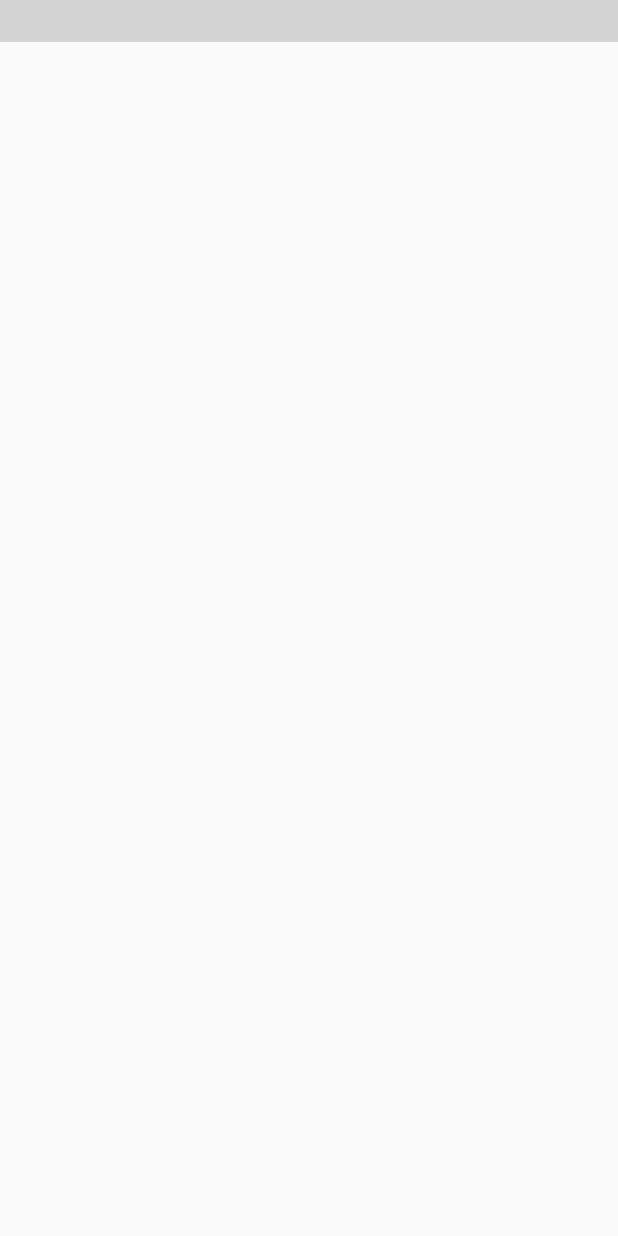
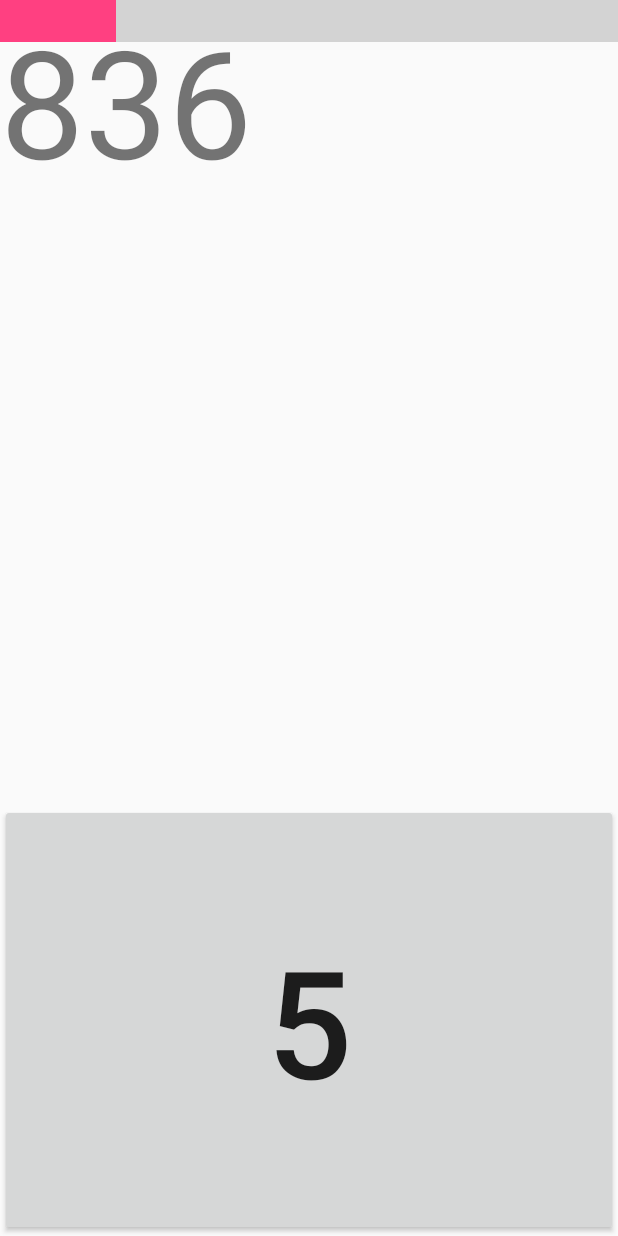
Before and after one commit to ArmandPro/AlarmClockV6, an Android app: the RouletteGame screen opened directly, with no data from a screen before it, on a phone screen of 412 x 824 dp. Run offline under Robolectric (Android 15) with nearby library versions, the phone set to English and light mode, and no system bars.

Commit message:
Roulette Game Done

```diff
--- a/app/src/main/java/com/example/etudes/alarmclockv6/MiniGames/RouletteGame.java
+++ b/app/src/main/java/com/example/etudes/alarmclockv6/MiniGames/RouletteGame.java
@@ -23,39 +23,62 @@ public class RouletteGame extends AbstractGame {
         super.onCreate(savedInstanceState);
         setContentView(R.layout.activity_roulette_game);
 
+        progressBar = findViewById(R.id.progress_bar_roulette);
         goalTV = findViewById(R.id.goal);
         actualTV = findViewById(R.id.actualScore);
         roulette = findViewById(R.id.roulette);
+        playersValue="";
         roulette.setOnClickListener(new View.OnClickListener() {
             @Override
             public void onClick(View view) {
-                playersValue+= roulette.getText();
+                addValue(roulette.getText().toString());
             }
         });
+        displayExplanation();
+        initGame();
     }
 
+
+    @Override
+    public void initGame(){
+        goal = ""+(new Random().nextInt(900)+100);
+        goalTV.setText(goal);
+        initTimer();
+        timer.start();
+        launchCounter();
+        rouletteTimer.start();
+    }
 
     private void addValue(String value){
         playersValue+=value;
         actualTV.setText(playersValue);
         if(goal.startsWith(playersValue)){
             actualTV.setTextColor(Color.GREEN);
+            if(goalTV.getText().toString().equals(playersValue)){
+                rouletteTimer.cancel();
+
+                gameEnded();
+            }
         }else{
-            actualTV.setBackgroundColor(Color.RED);
+            actualTV.setTextColor(Color.RED);
+            if(playersValue.length()>=3){
+                hasFailed();
+            }
         }
+
     }
 
-    @Override
-    public void initGame(){
-        goal = ""+(new Random().nextInt(900)+100);
-        goalTV.setText(goal);
-        initTimer();
-        launchCounter();
+    protected void hasFailed(){
+        super.hasFailed();
+        rouletteTimer.cancel();
+        playersValue="";
+        actualTV.setText("");
     }
 
     private void launchCounter(){
         currentNumber= -1;
-        rouletteTimer = new CountDownTimer(5000,500) {
+        int speed = 5;
+        rouletteTimer = new CountDownTimer(speed*1100,speed*100) {
             @Override
             public void onTick(long l) {
                 currentNumber++;
@@ -64,6 +87,8 @@ public class RouletteGame extends AbstractGame {
 
             @Override
             public void onFinish() {
+                currentNumber=-1;
+                rouletteTimer.cancel();
                 rouletteTimer.start();
             }
         };
--- a/app/src/main/res/layout/activity_roulette_game.xml
+++ b/app/src/main/res/layout/activity_roulette_game.xml
@@ -19,27 +19,30 @@
             <TextView
                 android:id="@+id/goal"
                 android:layout_width="match_parent"
-                android:layout_height="match_parent"
+                android:layout_height="wrap_content"
                 android:text=""
-                android:textSize="30sp"/>
+                android:textSize="100sp"
+                android:layout_weight="1"/>
 
             <TextView
                 android:id="@+id/actualScore"
                 android:layout_width="match_parent"
-                android:layout_height="match_parent"
+                android:layout_height="wrap_content"
                 android:text=""
-                android:textSize="30sp" />
+                android:textSize="100sp"
+                android:layout_weight="1"/>
 
             <Button
                 android:id="@+id/roulette"
                 android:layout_width="match_parent"
-                android:layout_height="match_parent"
+                android:layout_height="wrap_content"
                 android:text=""
-                android:textSize="30sp" />
+                android:textSize="100sp"
+                android:layout_weight="1"/>
         </LinearLayout>
 
         <ProgressBar
-            android:id="@+id/progress_bar"
+            android:id="@+id/progress_bar_roulette"
             style="?android:attr/progressBarStyleHorizontal"
             android:layout_width="match_parent"
             android:layout_height="wrap_content"
```
Also changed, not shown: app/src/main/AndroidManifest.xml (+7 -6 lines), app/src/main/java/com/example/etudes/alarmclockv6/MiniGames/AbstractGame.java (+4 -6 lines), app/src/main/java/com/example/etudes/alarmclockv6/MiniGames/TapTaupeGame.java (added, +32 -0 lines), app/src/main/res/layout/activity_tap_taupe_game.xml (added, +30 -0 lines).
